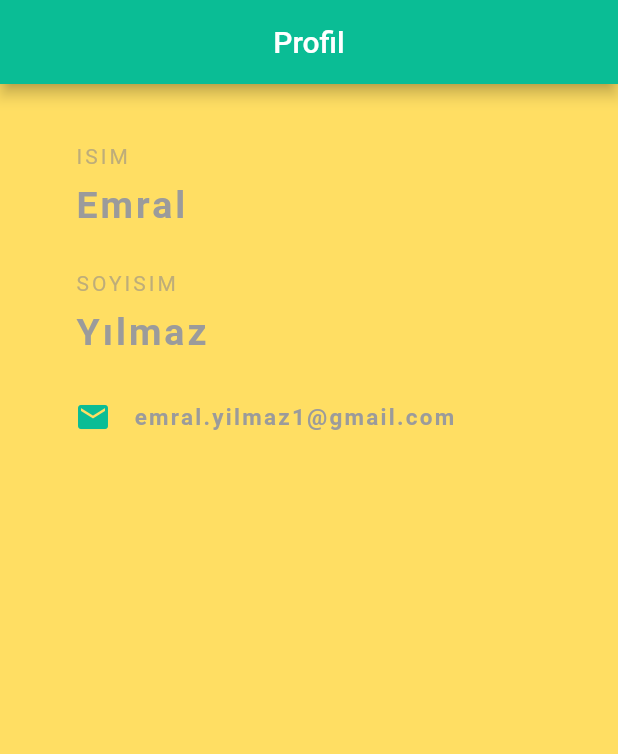
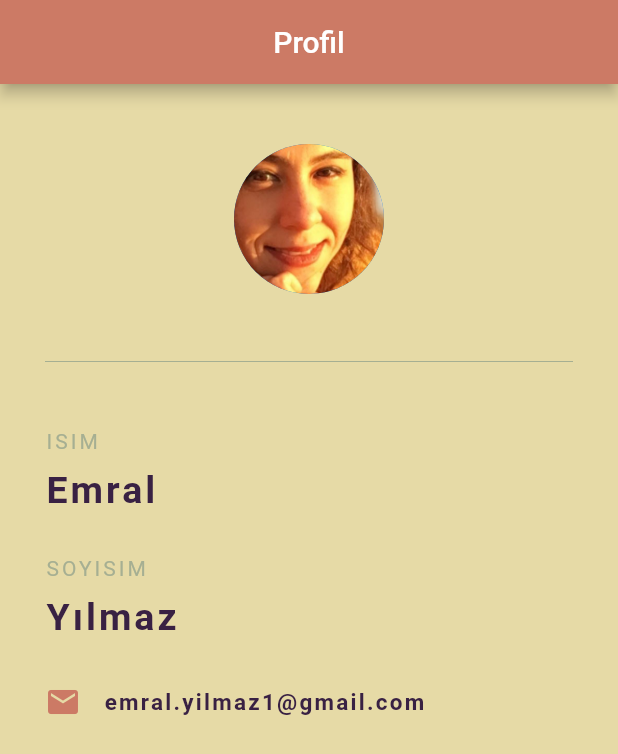
Before and after one commit to emralyilmaz/training_profil_uygulamasi, a Flutter app: the screen it shows after launch, on a phone screen of 412 x 824 dp. Shown: the top 754 px of the screen. Run offline on Flutter 3.47's test engine with Material 2 defaults, Android fonts, the phone set to English and light mode, and no system bars.

Commit message:
circle_avatar_widget

```diff
--- a/lib/main.dart
+++ b/lib/main.dart
@@ -13,18 +13,28 @@ class Profil extends StatelessWidget {
       appBar: AppBar(
         title: Text("Profil"),
         centerTitle: true,
-        backgroundColor: Color.fromRGBO(10, 189, 149, 1),
+        backgroundColor: Color.fromRGBO(204, 122, 101, 1),
       ),
-      backgroundColor: Color.fromRGBO(255, 222, 99, 1),
+      backgroundColor: Color.fromRGBO(230, 218, 166, 1),
       body: Padding(
-        padding: EdgeInsets.fromLTRB(50, 40, 30, 0),
+        padding: EdgeInsets.fromLTRB(30, 40, 30, 0),
         child: Column(
           crossAxisAlignment: CrossAxisAlignment.start,
           children: <Widget>[
+            Center(
+              child: CircleAvatar(
+                backgroundImage: AssetImage("images/1.jpeg"),
+                radius: 50.0,
+              ),
+            ),
+            Divider(
+              color: Color.fromRGBO(166, 175, 146, 1),
+              height: 90,
+            ),
             Text(
               "ISIM",
               style: TextStyle(
-                  color: Color.fromRGBO(190, 173, 121, 1), letterSpacing: 2.0),
+                  color: Color.fromRGBO(166, 175, 146, 1), letterSpacing: 2.0),
             ),
             SizedBox(
               height: 10.0,
@@ -32,7 +42,7 @@ class Profil extends StatelessWidget {
             Text(
               "Emral",
               style: TextStyle(
-                  color: Color.fromRGBO(155, 155, 155, 1),
+                  color: Color.fromRGBO(57, 33, 67, 1),
                   letterSpacing: 2.0,
                   fontSize: 25.0,
                   fontWeight: FontWeight.bold),
@@ -41,7 +51,7 @@ class Profil extends StatelessWidget {
             Text(
               "SOYISIM",
               style: TextStyle(
-                  color: Color.fromRGBO(190, 173, 121, 1), letterSpacing: 2.0),
+                  color: Color.fromRGBO(166, 175, 146, 1), letterSpacing: 2.0),
             ),
             SizedBox(
               height: 10.0,
@@ -49,7 +59,7 @@ class Profil extends StatelessWidget {
             Text(
               "Yılmaz",
               style: TextStyle(
-                  color: Color.fromRGBO(155, 155, 155, 1),
+                  color: Color.fromRGBO(57, 33, 67, 1),
                   letterSpacing: 2.0,
                   fontSize: 25.0,
                   fontWeight: FontWeight.bold),
@@ -59,13 +69,13 @@ class Profil extends StatelessWidget {
               children: <Widget>[
                 Icon(
                   Icons.email,
-                  color: Color.fromRGBO(10, 189, 149, 1),
+                  color: Color.fromRGBO(204, 122, 101, 1),
                 ),
                 SizedBox(width: 15),
                 Text(
                   "emral.yilmaz1@gmail.com",
                   style: TextStyle(
-                      color: Color.fromRGBO(155, 155, 155, 1),
+                      color: Color.fromRGBO(57, 33, 67, 1),
                       fontSize: 15.0,
                       fontWeight: FontWeight.bold,
                       letterSpacing: 1.5),
--- a/pubspec.yaml
+++ b/pubspec.yaml
@@ -45,9 +45,8 @@ flutter:
   uses-material-design: true
 
   # To add assets to your application, add an assets section, like this:
-  # assets:
-  #   - images/a_dot_burr.jpeg
-  #   - images/a_dot_ham.jpeg
+  assets:
+    - images/
 
   # An image asset can refer to one or more resolution-specific "variants", see
   # https://flutter.dev/assets-and-images/#resolution-aware.
```
Also changed, not shown: images/1.jpeg (added).
